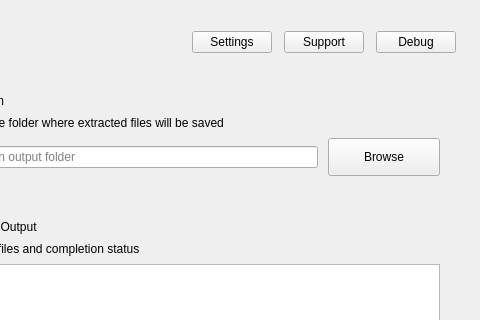
First picture: the form in mainwindow.ui, repository NGF76/FlatExtract, before the edit; both pictures show x 640 to 1120 and y 0 to 320 of the 1120 by 700 pixel window.
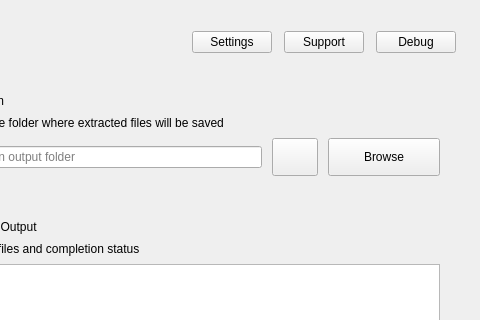
Second picture: the form after the edit. Icons and pictures are not drawn.

Commit message: Release v1.4.0 with external storage destination support

Diff of the .ui file:
```diff
--- a/mainwindow.ui
+++ b/mainwindow.ui
@@ -298,6 +298,37 @@
              </property>
             </widget>
            </item>
+           <item>
+            <widget class="QPushButton" name="externalStorageButton">
+             <property name="minimumSize">
+              <size>
+               <width>46</width>
+               <height>38</height>
+              </size>
+             </property>
+             <property name="maximumSize">
+              <size>
+               <width>46</width>
+               <height>38</height>
+              </size>
+             </property>
+             <property name="toolTip">
+              <string>Use external storage (USB drive, SD card, ...)</string>
+             </property>
+             <property name="accessibleName">
+              <string>External storage</string>
+             </property>
+             <property name="text">
+              <string/>
+             </property>
+             <property name="iconSize">
+              <size>
+               <width>20</width>
+               <height>20</height>
+              </size>
+             </property>
+            </widget>
+           </item>
            <item>
             <widget class="QPushButton" name="chooseadestination">
              <property name="minimumSize">
```
The commit also changes 12 other files.
